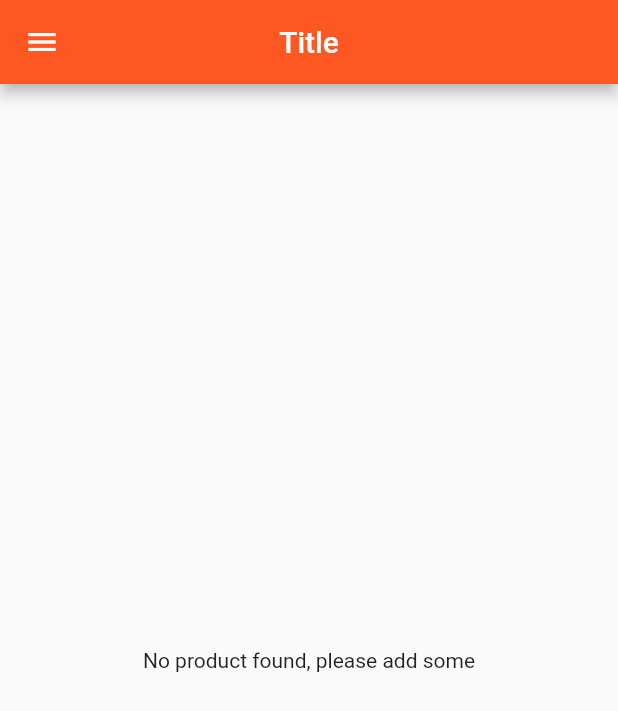
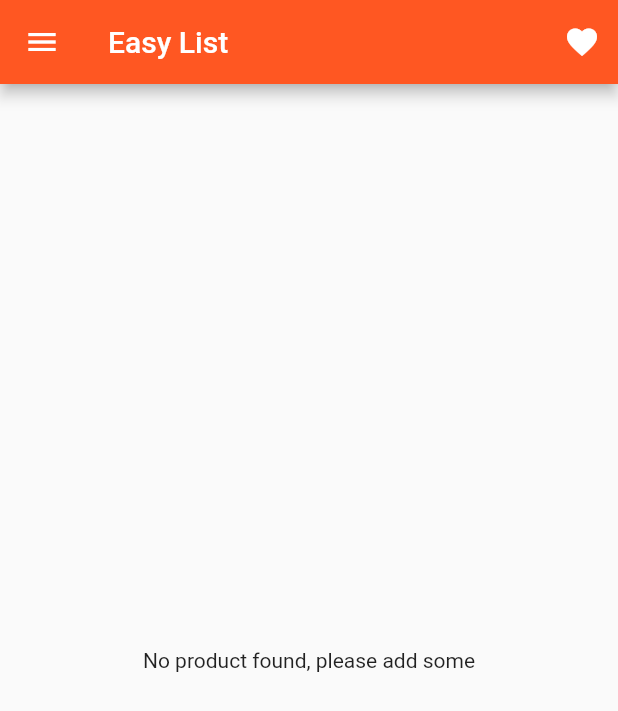
Before and after one commit to vicmoh/product_management, a Flutter app: the ProductsPage screen opened by its route, on a phone screen of 412 x 824 dp. Shown: the top 711 px of the screen. Run offline on Flutter 3.47's test engine with Material 2 defaults, Android fonts, the phone set to English and light mode, and no system bars.

Commit message:
added favorite

```diff
--- a/lib/pages/products.dart
+++ b/lib/pages/products.dart
@@ -3,7 +3,6 @@ import '.././product_manager.dart';
 import '../drawers.dart';
 
 class ProductsPage extends StatelessWidget {
-
   final List<Map<String, dynamic>> products;
   // final Function addProduct;
   // final Function deleteProduct;
@@ -18,8 +17,14 @@ class ProductsPage extends StatelessWidget {
 
       // app bar
       appBar: AppBar(
-        title: Text("Title"),
-        centerTitle: true,
+        title: Text("Easy List"),
+        actions: <Widget>[
+          IconButton(
+            icon: Icon(Icons.favorite),
+            onPressed: () {},
+          ),
+        ],
+        centerTitle: false,
       ),
 
       // body
```
Also changed, not shown: lib/products.dart (+13 -6 lines).
